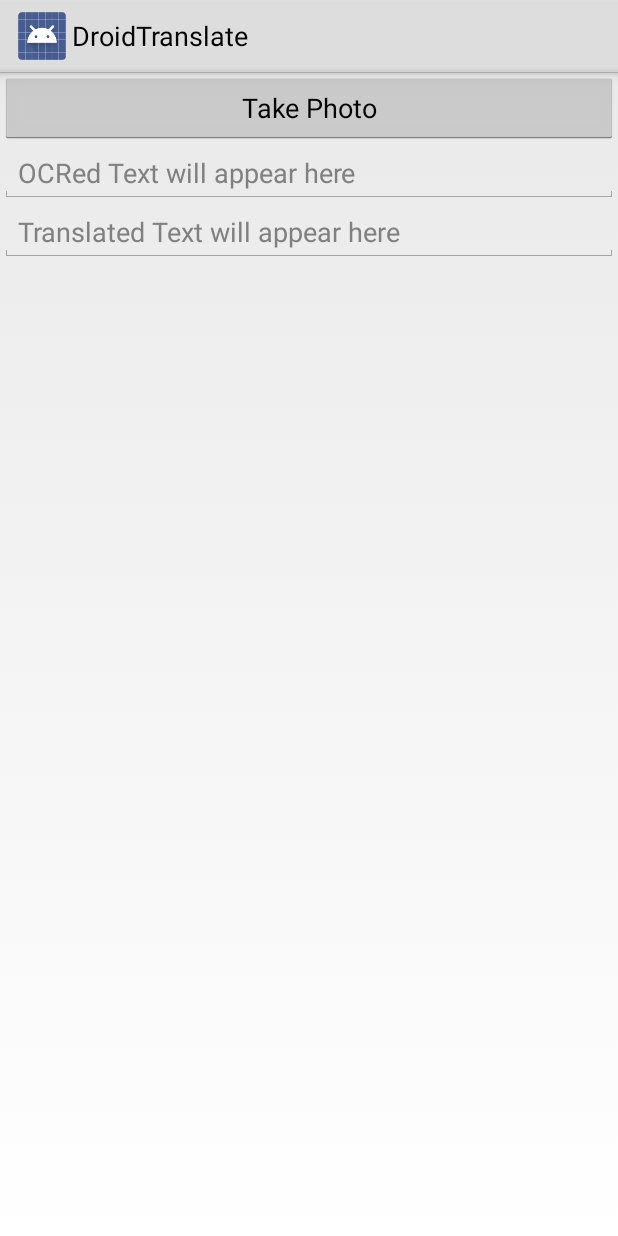
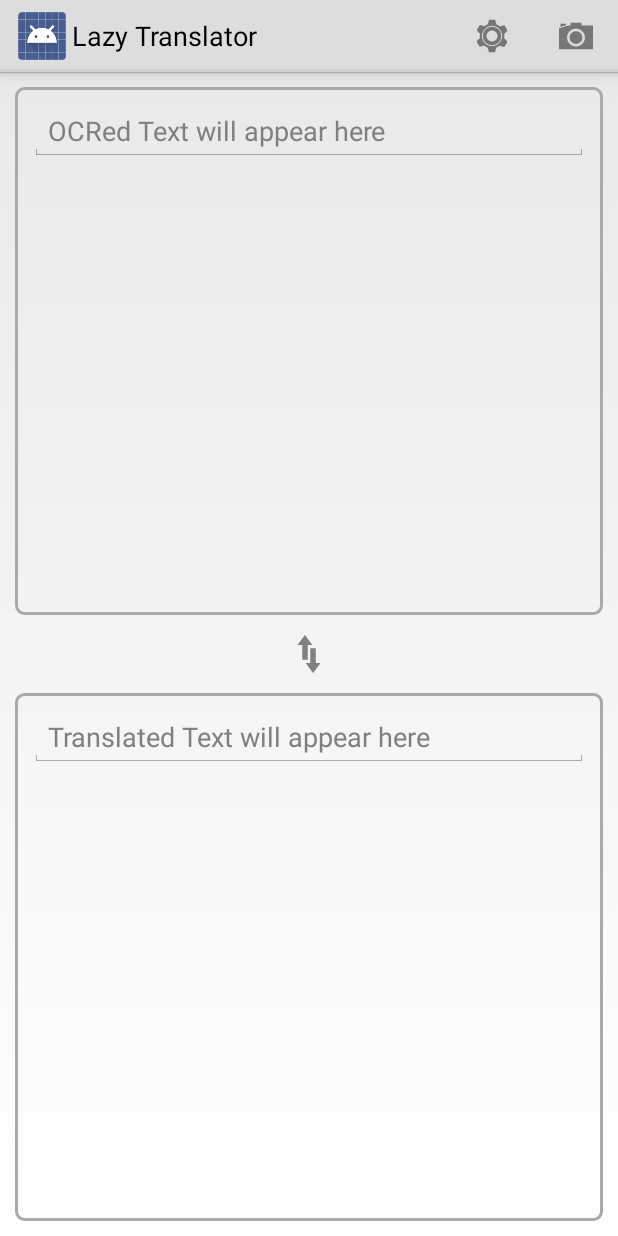
Before and after one commit to accavdar/DroidTranslate, an Android app: the screen it shows after launch (MainActivity), after a tap on "Take Photo", on a phone screen of 412 x 824 dp. Run offline under Robolectric (Android 15) with nearby library versions, the phone set to English and light mode, and no system bars; 1 statement that could not run was skipped.

Commit message:
new ui is applied.

```diff
--- a/DroidTranslate/src/main/AndroidManifest.xml
+++ b/DroidTranslate/src/main/AndroidManifest.xml
@@ -2,23 +2,24 @@
 <manifest xmlns:android="http://schemas.android.com/apk/res/android"
     package="net.cavdar.android.droidtranslate"
     android:versionCode="1"
-    android:versionName="1.0">
+    android:versionName="1.0" >
 
     <uses-sdk
         android:minSdkVersion="11"
         android:targetSdkVersion="19" />
 
     <application
+        android:name="net.cavdar.android.droidtranslate.app.DroidTranslateApp"
         android:allowBackup="true"
+        android:debuggable="true"
         android:icon="@drawable/ic_launcher"
         android:label="@string/app_name"
-        android:debuggable="true"
-        android:theme="@style/AppTheme"
-        android:name=".app.DroidTranslateApp">
+        android:theme="@style/AppTheme" >
         <activity
+            android:name="net.cavdar.android.droidtranslate.ui.MainActivity"
             android:configChanges="orientation|keyboardHidden"
             android:label="@string/app_name"
-            android:name=".ui.MainActivity">
+            android:screenOrientation="portrait" >
             <intent-filter>
                 <action android:name="android.intent.action.MAIN" />
 
--- a/DroidTranslate/src/main/java/net/cavdar/android/droidtranslate/translate/TranslateTask.java
+++ b/DroidTranslate/src/main/java/net/cavdar/android/droidtranslate/translate/TranslateTask.java
@@ -20,6 +20,7 @@ import java.io.IOException;
  * User: accavdar
  * Date: 08/01/14
  */
+
 public class TranslateTask extends AsyncTask<String, Void, String> {
 
     private static final String TAG = TranslateTask.class.getSimpleName();
--- a/DroidTranslate/src/main/java/net/cavdar/android/droidtranslate/ui/MainActivity.java
+++ b/DroidTranslate/src/main/java/net/cavdar/android/droidtranslate/ui/MainActivity.java
@@ -5,7 +5,8 @@ import android.content.Intent;
 import android.os.Bundle;
 import android.provider.MediaStore;
 import android.util.Log;
-import android.view.View;
+import android.view.Menu;
+import android.view.MenuItem;
 import android.widget.Button;
 import android.widget.EditText;
 
@@ -42,8 +43,6 @@ public class MainActivity extends Activity implements TranslateHandler {
 
         ocred = (EditText) findViewById(R.id.ocred);
         translated = (EditText) findViewById(R.id.translated);
-        button = (Button) findViewById(R.id.photo);
-        button.setOnClickListener(new ButtonClickHandler());
     }
 
     @Override
@@ -64,11 +63,10 @@ public class MainActivity extends Activity implements TranslateHandler {
         translated.setText(translatedText);
     }
 
-    public class ButtonClickHandler implements View.OnClickListener {
-        public void onClick(View view) {
-            Log.v(TAG, "Starting Camera app");
-            startCameraActivity();
-        }
+    @Override
+    public boolean onCreateOptionsMenu(Menu menu) {
+        getMenuInflater().inflate(R.menu.main, menu);
+        return true;
     }
 
     protected void startCameraActivity() {
@@ -78,7 +76,6 @@ public class MainActivity extends Activity implements TranslateHandler {
         startActivityForResult(intent, 0);
     }
 
-
     @Override
     protected void onActivityResult(int requestCode, int resultCode, Intent data) {
         Log.i(TAG, "resultCode: " + resultCode);
@@ -87,6 +84,20 @@ public class MainActivity extends Activity implements TranslateHandler {
             onPhotoTaken();
         } else {
             Log.v(TAG, "User cancelled");
+        }
+    }
+
+    @Override
+    public boolean onOptionsItemSelected(MenuItem item) {
+        switch (item.getItemId()) {
+            case R.id.action_settings:
+                // open settings screen here
+                return true;
+            case R.id.action_photo:
+                startCameraActivity();
+                return true;
+            default:
+                return super.onOptionsItemSelected(item);
         }
     }
 
--- /dev/null
+++ b/DroidTranslate/src/main/res/drawable/border.xml
@@ -0,0 +1,10 @@
+<?xml version="1.0" encoding="utf-8"?>
+<shape xmlns:android="http://schemas.android.com/apk/res/android"
+    android:shape="rectangle">
+
+    <corners android:radius="5dp" />
+
+    <stroke
+        android:width="2dip"
+        android:color="@android:color/darker_gray" />
+</shape>
--- a/DroidTranslate/src/main/res/layout/main.xml
+++ b/DroidTranslate/src/main/res/layout/main.xml
@@ -4,22 +4,47 @@
     android:layout_height="match_parent"
     android:orientation="vertical">
 
-    <Button
-        android:id="@+id/photo"
+    <LinearLayout xmlns:android="http://schemas.android.com/apk/res/android"
         android:layout_width="match_parent"
-        android:layout_height="wrap_content"
-        android:text="@string/button_photo" />
+        android:layout_height="match_parent"
+        android:layout_weight="1"
+        android:orientation="vertical"
+        android:background="@drawable/border"
+        android:padding="10dp"
+        android:layout_margin="10dp">
 
         <EditText
             android:id="@+id/ocred"
             android:layout_width="match_parent"
             android:layout_height="wrap_content"
             android:hint="@string/text_ocr" />
+    </LinearLayout>
+
+    <LinearLayout xmlns:android="http://schemas.android.com/apk/res/android"
+        android:layout_width="match_parent"
+        android:layout_height="wrap_content"
+        android:orientation="vertical">
+
+        <ImageView
+            android:layout_width="wrap_content"
+            android:layout_height="wrap_content"
+            android:layout_gravity="center_horizontal"
+            android:src="@drawable/ic_action_import_export" />
+    </LinearLayout>
+
+    <LinearLayout xmlns:android="http://schemas.android.com/apk/res/android"
+        android:layout_width="match_parent"
+        android:layout_height="match_parent"
+        android:layout_weight="1"
+        android:orientation="vertical"
+        android:background="@drawable/border"
+        android:padding="10dp"
+        android:layout_margin="10dp">
 
         <EditText
             android:id="@+id/translated"
             android:layout_width="match_parent"
             android:layout_height="wrap_content"
             android:hint="@string/text_translate" />
-
     </LinearLayout>
+</LinearLayout>
--- /dev/null
+++ b/DroidTranslate/src/main/res/menu/main.xml
@@ -0,0 +1,16 @@
+<menu xmlns:android="http://schemas.android.com/apk/res/android">
+    <item
+        android:id="@+id/action_settings"
+        android:icon="@drawable/ic_action_settings"
+        android:title="@string/action_settings"
+        android:orderInCategory="100"
+        android:showAsAction="always" />
+
+    <item
+        android:id="@+id/action_photo"
+        android:icon="@drawable/ic_action_camera"
+        android:title="@string/action_photo"
+        android:orderInCategory="100"
+        android:showAsAction="always" />
+
+</menu>
--- a/DroidTranslate/src/main/res/values/strings.xml
+++ b/DroidTranslate/src/main/res/values/strings.xml
@@ -1,9 +1,11 @@
 <?xml version="1.0" encoding="utf-8"?>
 <resources>
 
-    <string name="app_name">DroidTranslate</string>
+    <string name="app_name">Lazy Translator</string>
     <string name="button_photo">Take Photo</string>
     <string name="text_ocr">OCRed Text will appear here</string>
     <string name="text_translate">Translated Text will appear here</string>
+    <string name="action_settings">Settings</string>
+    <string name="action_photo">Take Photo</string>
 
 </resources>
```
Also changed, not shown: DroidTranslate/src/main/res/drawable-hdpi/ic_action_camera.png (added), DroidTranslate/src/main/res/drawable-hdpi/ic_action_import_export.png (added), DroidTranslate/src/main/res/drawable-hdpi/ic_action_settings.png (added), DroidTranslate/src/main/res/drawable-mdpi/ic_action_camera.png (added), DroidTranslate/src/main/res/drawable-mdpi/ic_action_import_export.png (added), DroidTranslate/src/main/res/drawable-mdpi/ic_action_settings.png (added), DroidTranslate/src/main/res/drawable-xhdpi/ic_action_camera.png (added), DroidTranslate/src/main/res/drawable-xhdpi/ic_action_import_export.png (added), DroidTranslate/src/main/res/drawable-xhdpi/ic_action_settings.png (added), DroidTranslate/src/main/res/drawable-xxhdpi/ic_action_camera.png (added), DroidTranslate/src/main/res/drawable-xxhdpi/ic_action_import_export.png (added), DroidTranslate/src/main/res/drawable-xxhdpi/ic_action_settings.png (added). Lines whose indentation alone changed are shown as unchanged.
